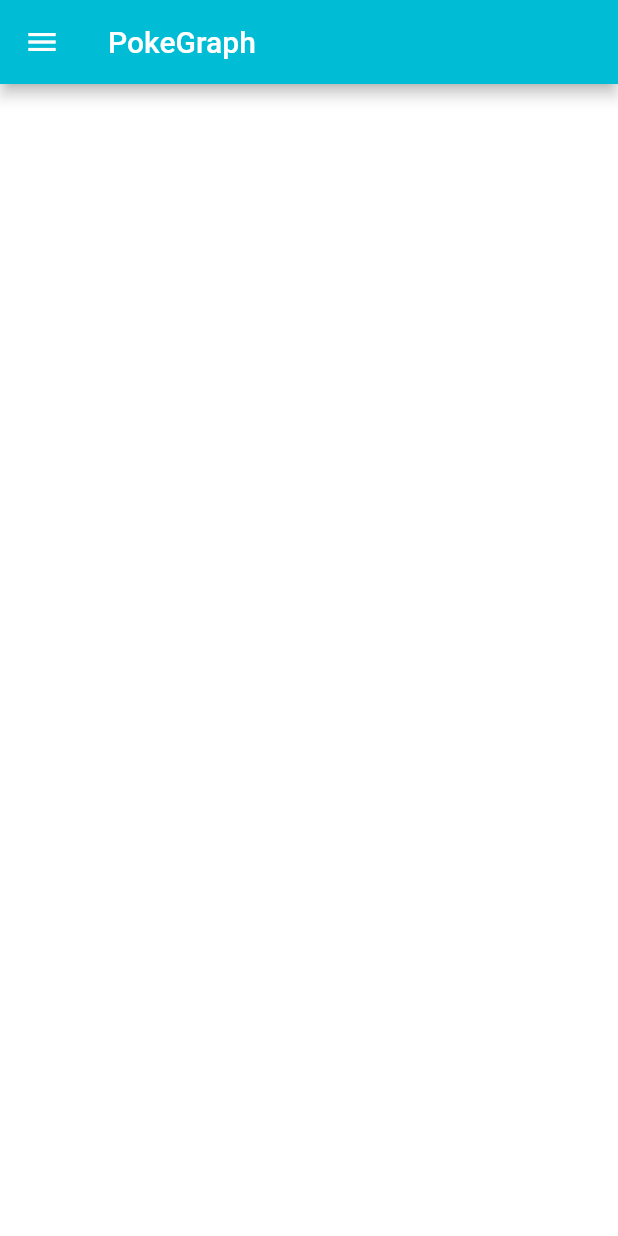
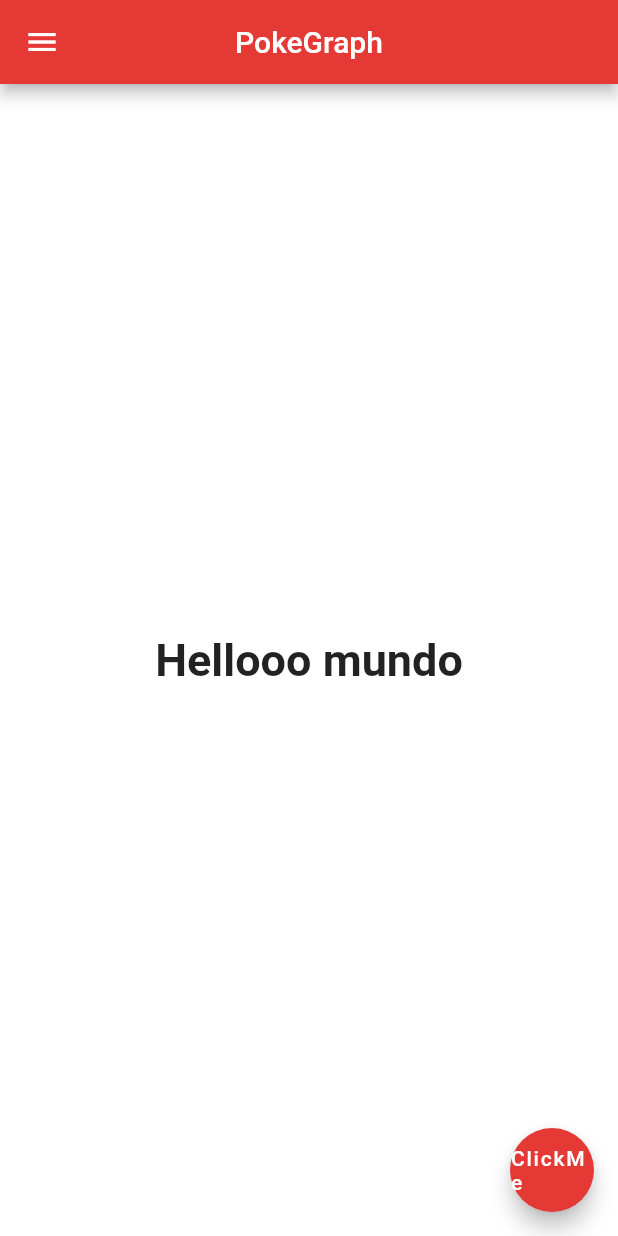
Before and after one commit to pehlse/pokeapp, a Flutter app: the screen it shows after launch, on a phone screen of 412 x 824 dp. Run offline on Flutter 3.47's test engine with Material 2 defaults, Android fonts, the phone set to English and light mode, and no system bars.

Commit message:
add colors

```diff
--- a/lib/pages/home.dart
+++ b/lib/pages/home.dart
@@ -7,12 +7,27 @@ class MyHome extends StatelessWidget {
     return Scaffold(
       appBar: AppBar(
         title: Text('PokeGraph'),
-        backgroundColor: Colors.cyan,
+        backgroundColor: Colors.red[600],
+        centerTitle: true,
       ),
       drawer: Drawer(),
       body: Container(
         color: Colors.white,
+        child: Center(
+          child: Text(
+            'Hellooo mundo',
+            style: TextStyle(
+              fontSize: 30.0,
+              fontWeight: FontWeight.bold,
+            ),
+            )
+          ),
       ),
+      floatingActionButton: FloatingActionButton(
+        child: Text('ClickMe'),
+        onPressed: () => print('Teste'),
+        backgroundColor: Colors.red[600],
+      ) ,
     );
   }
 }
```
